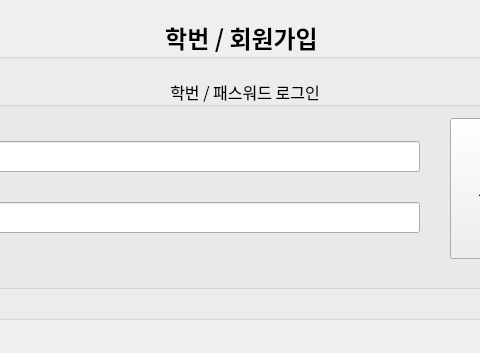
Before: the Qt Designer form teamproject/학생 로그인 화면.ui in hyebinrk/java-database-2025, drawn with Qt 5; both pictures show x 128 to 608 and y 0 to 353 of the 743 by 353 pixel window.
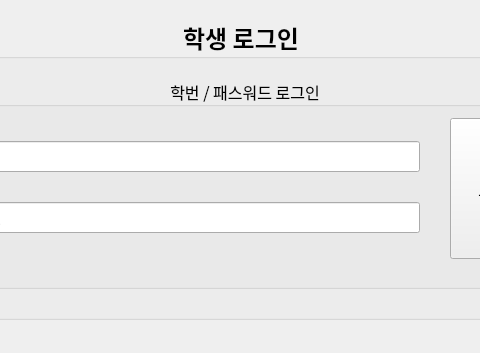
After: the same form once the commit is applied.

Diff of the .ui file:
```diff
--- a/teamproject/학생 로그인 화면.ui
+++ b/teamproject/학생 로그인 화면.ui
@@ -38,7 +38,7 @@
         <enum>Qt::LeftToRight</enum>
        </property>
        <property name="title">
-        <string>학번 / 회원가입</string>
+        <string>학생 로그인</string>
        </property>
        <property name="alignment">
         <set>Qt::AlignHCenter|Qt::AlignTop</set>
```
Left out of the diff: 9 changed lines with no effect on the pictures.
